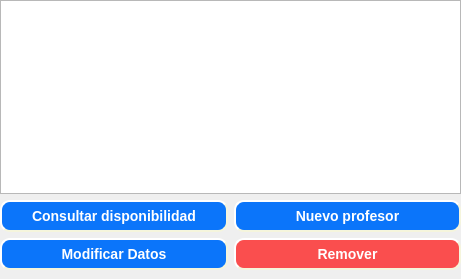
Above: professorsdialog.ui from Santiago-Pinto/colorcraft before the change. Below: the same form after it.
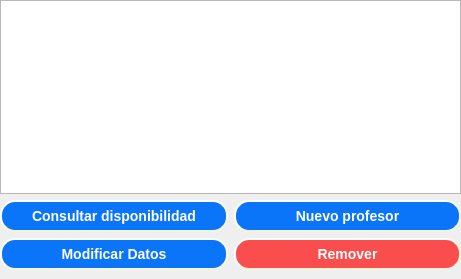
That is the form after the change.

What changed in the file:
```diff
--- a/professorsdialog.ui
+++ b/professorsdialog.ui
@@ -53,7 +53,7 @@
       background-color: rgb(11, 117, 250);
 	  border-style: outset;
 	  border-width: 2px;
-	  border-radius: 10px;
+	  border-radius: 15px;
 	  border-color: beige;
 	  font: bold 14px;
 	  color: white;
@@ -88,7 +88,7 @@
       background-color: rgb(11, 117, 250);
 	  border-style: outset;
 	  border-width: 2px;
-	  border-radius: 10px;
+	  border-radius: 15px;
 	  border-color: beige;
 	  font: bold 14px;
 	  color: white;
@@ -127,7 +127,7 @@
       background-color: rgb(11, 117, 250);
 	  border-style: outset;
 	  border-width: 2px;
-	  border-radius: 10px;
+	  border-radius: 15px;
 	  border-color: beige;
 	  font: bold 14px;
 	  color: white;
@@ -162,7 +162,7 @@
       background-color: rgb(250, 78, 78);
 	  border-style: outset;
 	  border-width: 2px;
-	  border-radius: 10px;
+	  border-radius: 15px;
 	  border-color: beige;
 	  font: bold 14px;
 	  color: white;
```
Left out of the diff: 8 changed lines with no effect on the pictures.
